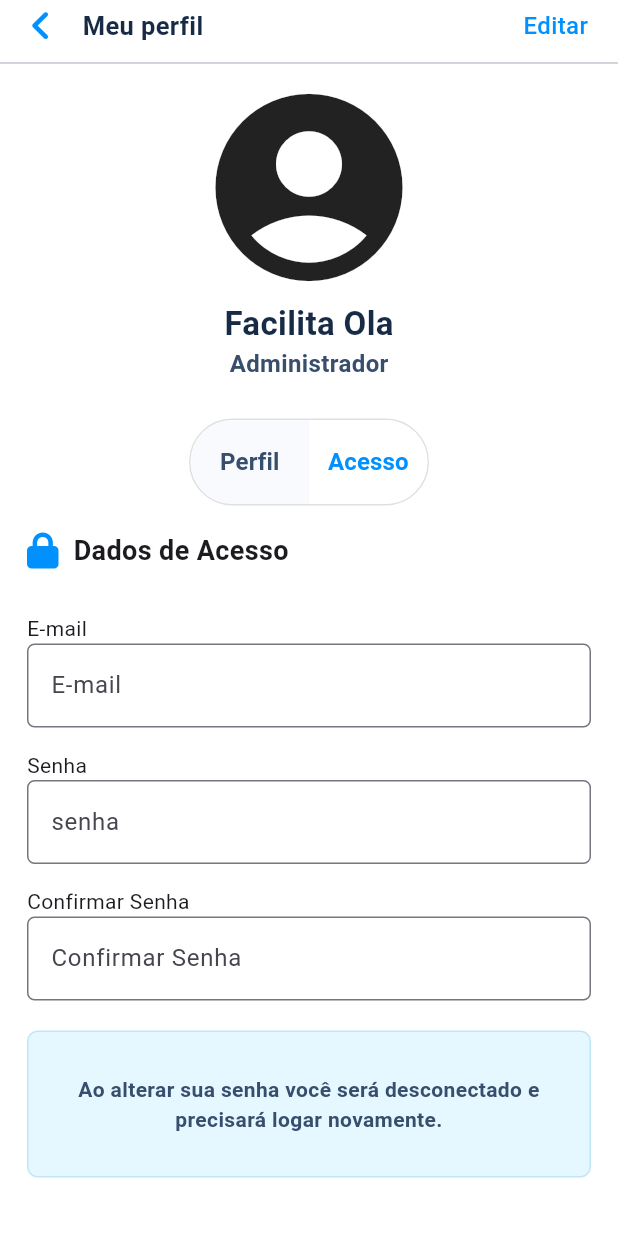
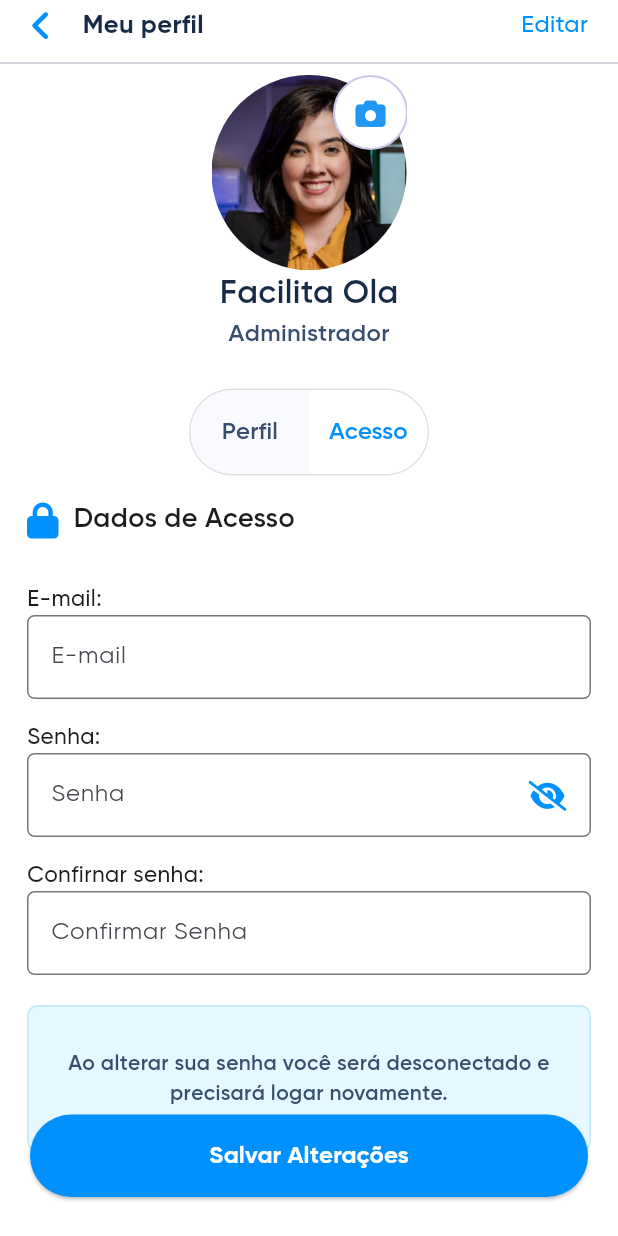
Before and after one commit to albertin998/My-Profile, a Flutter app: the screen it shows after launch, swiped to page 2, on a phone screen of 412 x 824 dp. Run offline on Flutter 3.47's test engine with Material 3 defaults, Android fonts, the phone set to English and light mode, and no system bars; our stand-ins replace font_awesome_flutter.

Commit message:
projeto finalizado

```diff
--- /dev/null
+++ b/lib/exemplo.dart
@@ -0,0 +1,65 @@
+import 'package:flutter/material.dart';
+
+class PerfilComCamera extends StatelessWidget {
+  const PerfilComCamera({super.key});
+
+  @override
+  Widget build(BuildContext context) {
+    return Center(
+      child: Stack(
+        // clipBehavior: Clip.none, // Descomente se quiser que o botão saia ainda mais para fora
+        children: [
+          // 1. A FOTO DE PERFIL
+          Container(
+            width: 120, // Tamanho da foto
+            height: 120,
+            decoration: const BoxDecoration(
+              shape: BoxShape.circle,
+              image: DecorationImage(
+                fit: BoxFit.cover,
+                // Substitua pelo caminho da sua imagem
+                image: AssetImage('assets/imags/foto_perfil.png'),
+              ),
+            ),
+          ),
+
+          // 2. O BOTÃO DA CÂMERA (Topo Direito)
+          Positioned(
+            top: 0,   // Cola no topo
+            right: 0, // Cola na direita
+            child: Container(
+              width: 40, // Tamanho da bolinha branca
+              height: 40,
+              decoration: BoxDecoration(
+                color: Colors.white, // Fundo branco
+                shape: BoxShape.circle,
+                border: Border.all(
+                  color: Colors.blue.shade200, // Borda azulada fina
+                  width: 1.5,
+                ),
+                boxShadow: [
+                  BoxShadow(
+                    color: Colors.black.withOpacity(0.1),
+                    blurRadius: 5,
+                    spreadRadius: 1,
+                  ),
+                ],
+              ),
+              child: IconButton(
+                padding: EdgeInsets.zero, // Remove padding interno para centralizar
+                icon: const Icon(
+                  Icons.camera_alt_outlined, // Ícone de câmera vazado
+                  color: Colors.blue,        // Ícone azul
+                  size: 20,
+                ),
+                onPressed: () {
+                  print("Clicou na câmera");
+                },
+              ),
+            ),
+          ),
+        ],
+      ),
+    );
+  }
+}
--- a/lib/main.dart
+++ b/lib/main.dart
@@ -1,4 +1,5 @@
 import 'package:flutter/material.dart';
+import 'package:my_profile/submitButtomWidget.dart';
 import 'package:my_profile/tela_acess.dart';
 import 'customToggleSwitch.dart';
 import 'package:flutter/cupertino.dart';
@@ -16,7 +17,10 @@ class MyApp extends StatelessWidget {
   Widget build(BuildContext context) {
     return MaterialApp(
       home: const MyHomePage(),
-      theme: ThemeData(scaffoldBackgroundColor: Colors.white),
+      theme: ThemeData(
+        scaffoldBackgroundColor: Colors.white,
+        fontFamily: 'SVN-Gilroy',
+      ),
     );
   }
 }
@@ -98,7 +102,48 @@ class _MyHomePageState extends State<MyHomePage> {
 
                     Divider(),
 
-                    Center(child: Icon(Icons.account_circle, size: 150)),
+                    Stack(
+                      children: [
+                        Container(
+                          width: 130,
+                          height: 130,
+
+                          // clipBehavior: Clip.hardEdge,
+                          decoration: BoxDecoration(
+                            shape: BoxShape.circle,
+                            image: DecorationImage(
+                              image: AssetImage('assets/imags/foto_perfil.png'),
+                              fit: BoxFit.cover,
+                            ),
+                          ),
+                        ),
+                        Positioned(
+                          top: 0,
+
+                          right: -1,
+
+                          child: Container(
+                            height: 50,
+                            width: 50,
+                            decoration: BoxDecoration(
+                              border: Border.all(
+                                width: 1.4,
+                                color: ColorsPalette.lightGrey2,
+                              ),
+                              color: Colors.white,
+                              borderRadius: BorderRadius.circular(100),
+                            ),
+                            child: Center(
+                              child: FaIcon(
+                                size: 20,
+                                FontAwesomeIcons.camera,
+                                color: Colors.blue,
+                              ),
+                            ),
+                          ),
+                        ),
+                      ],
+                    ),
 
                     Text(
                       'Facilita Ola',
@@ -146,9 +191,7 @@ class _MyHomePageState extends State<MyHomePage> {
                         padding: const EdgeInsets.all(20),
                         sliver: SliverList(
                           delegate: SliverChildListDelegate([
-                            Padding(
-                              padding: const EdgeInsets.symmetric(vertical: 25),
-                              child: Row(
+                            Row(
                               children: [
                                 FaIcon(
                                   FontAwesomeIcons.lightUserCircle,
@@ -159,13 +202,14 @@ class _MyHomePageState extends State<MyHomePage> {
                                 const Text(
                                   "Dados Pessoais",
                                   style: TextStyle(
-                                      fontWeight: FontWeight.w500,
+                                    fontFamily: 'SVN-Gilroy',
+                                    fontWeight: FontWeight.w600,
                                     height: 0,
                                     fontSize: 18,
+                                    color: Color.fromRGBO(23, 43, 70, 1),
                                   ),
                                 ),
                               ],
-                              ),
                             ),
                             const SizedBox(height: 20),
                             _buildCampoTexto("Nome", 'Nome:'),
@@ -239,6 +283,17 @@ class _MyHomePageState extends State<MyHomePage> {
           ),
         ),
       ),
+      floatingActionButtonLocation:
+          FloatingActionButtonLocation.centerFloat, // Mudado para Float
+      floatingActionButton: Padding(
+        padding: const EdgeInsets.symmetric(horizontal: 20, vertical: 10),
+        child: SizedBox(
+          width: double.infinity,
+          height: 55,
+
+          child: Submitbuttomwidget(),
+        ),
+      ),
     );
   }
 }
--- /dev/null
+++ b/lib/submitButtomWidget.dart
@@ -0,0 +1,30 @@
+import 'package:flutter/material.dart';
+import 'package:my_profile/theme/colors_palette.dart';
+
+class Submitbuttomwidget extends StatefulWidget {
+  const Submitbuttomwidget({super.key});
+
+  @override
+  State<Submitbuttomwidget> createState() => _SubmitbuttomwidgetState();
+}
+
+class _SubmitbuttomwidgetState extends State<Submitbuttomwidget> {
+  @override
+  Widget build(BuildContext context) {
+    return ElevatedButton(
+      style: ElevatedButton.styleFrom(backgroundColor: ColorsPalette.blue2),
+
+      onPressed: () {},
+      child: Center(
+        child: Text(
+          'Salvar Alterações',
+          style: TextStyle(
+            color: Colors.white,
+            fontSize: 16,
+            fontWeight: FontWeight.w700,
+          ),
+        ),
+      ),
+    );
+  }
+}
--- a/lib/tela_acess.dart
+++ b/lib/tela_acess.dart
@@ -2,8 +2,15 @@ import 'package:flutter/material.dart';
 import 'package:font_awesome_flutter/font_awesome_flutter.dart';
 import 'package:my_profile/theme/colors_palette.dart';
 
-class TelaAcess extends StatelessWidget {
-  const TelaAcess({super.key});
+class TelaAcess extends StatefulWidget {
+  TelaAcess({super.key});
+
+  @override
+  State<TelaAcess> createState() => _TelaAcessState();
+}
+
+class _TelaAcessState extends State<TelaAcess> {
+  bool _estaOculto = true;
 
   @override
   Widget build(BuildContext context) {
@@ -42,7 +49,7 @@ class TelaAcess extends StatelessWidget {
 
                     Padding(
                       padding: const EdgeInsets.fromLTRB(0, 0, 0, 15),
-                      child: _buildcampoTexto('E-mail'),
+                      child: _buildcampoTexto('E-mail', 'E-mail:'),
                     ),
 
                     Padding(
@@ -50,11 +57,41 @@ class TelaAcess extends StatelessWidget {
                       child: Column(
                         crossAxisAlignment: CrossAxisAlignment.start,
                         children: [
-                          Text('Senha'),
+                          Text(
+                            'Senha:',
+                            style: TextStyle(
+                              fontWeight: FontWeight.w500,
+                              fontSize: 15,
+                            ),
+                          ),
                           TextField(
+                            obscureText: _estaOculto,
                             decoration: InputDecoration(
-                              hintText: 'senha',
-                              //labelText: label,
+                              hintText: 'Senha',
+
+                              suffixIcon: Padding(
+                                padding: const EdgeInsets.only(right: 5),
+                                child: IconButton(
+                                  icon: _estaOculto
+                                      ? FaIcon(
+                                          FontAwesomeIcons.lightEyeSlash,
+                                          size: 20,
+                                          color: ColorsPalette.blue2,
+                                        )
+                                      : FaIcon(
+                                          FontAwesomeIcons.lightEye,
+                                          size: 20,
+                                          color: ColorsPalette.blue2,
+                                        ),
+
+                                  onPressed: () {
+                                    setState(() {
+                                      _estaOculto = !_estaOculto;
+                                    });
+                                  },
+                                ),
+                              ),
+
                               border: OutlineInputBorder(
                                 borderRadius: BorderRadius.circular(5),
                               ),
@@ -63,7 +100,7 @@ class TelaAcess extends StatelessWidget {
                         ],
                       ),
                     ),
-                    _buildcampoTexto('Confirmar Senha'),
+                    _buildcampoTexto('Confirmar Senha', 'Confirnar senha:'),
                     Container(
                       margin: const EdgeInsets.only(top: 20),
                       padding: const EdgeInsets.symmetric(
@@ -101,16 +138,29 @@ class TelaAcess extends StatelessWidget {
     );
   }
 
-  Widget _buildcampoTexto(String label) {
+  Widget _buildcampoTexto(String label, String titulo, {IconData? icone}) {
     return Column(
       crossAxisAlignment: CrossAxisAlignment.start,
       children: [
-        Text(label),
+        Text(
+          titulo,
+          style: TextStyle(fontWeight: FontWeight.w500, fontSize: 15),
+        ),
         TextField(
           decoration: InputDecoration(
             hintText: label,
-            //labelText: label,
-            border: OutlineInputBorder(borderRadius: BorderRadius.circular(5)),
+
+            suffixIcon: icone != null
+                ? Padding(
+                    padding: const EdgeInsets.only(top: 12, left: 5),
+                    child: FaIcon(icone, color: ColorsPalette.blue2, size: 22),
+                  )
+                : null,
+
+            border: OutlineInputBorder(
+              borderRadius: BorderRadius.circular(5),
+              borderSide: BorderSide(color: ColorsPalette.green2, width: 1),
+            ),
           ),
         ),
       ],
--- a/pubspec.yaml
+++ b/pubspec.yaml
@@ -66,8 +66,8 @@ flutter:
   uses-material-design: true
 
   # To add assets to your application, add an assets section, like this:
-  # assets:
-  #   - images/a_dot_burr.jpeg
+  assets:
+    - assets/imags/foto_perfil.png
   #   - images/a_dot_ham.jpeg
 
   # An image asset can refer to one or more resolution-specific "variants", see
```
Also changed, not shown: assets/imags/foto_perfil.png (added). Lines whose indentation alone changed are shown as unchanged.
